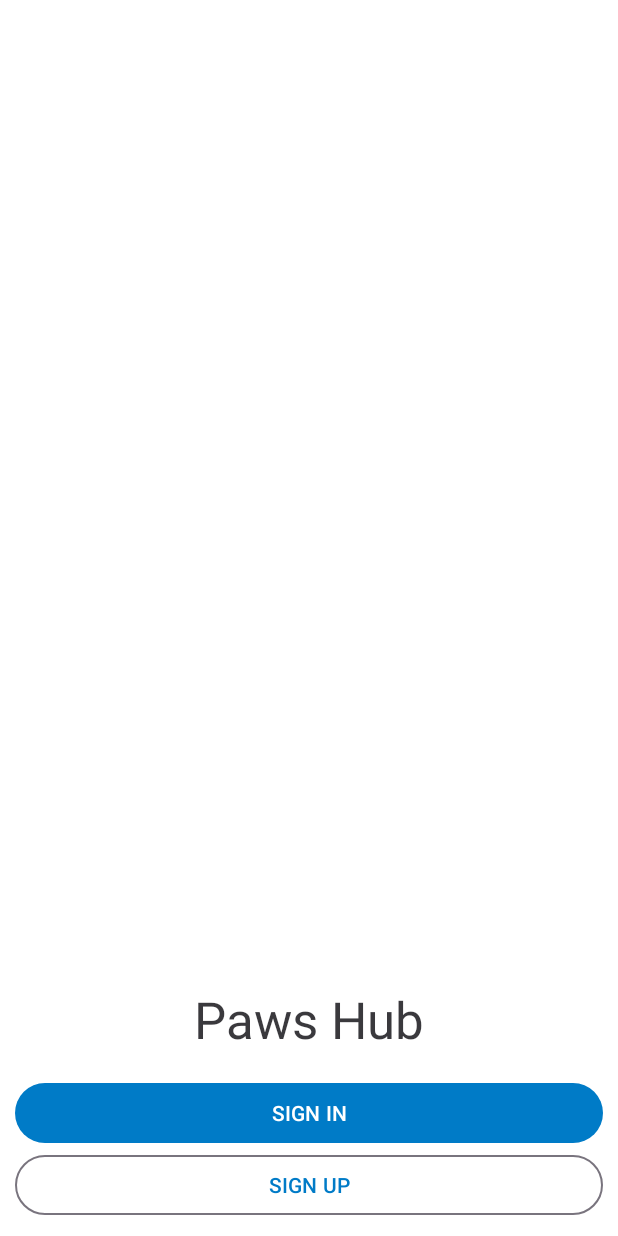
After one commit to MatteoOlarte/paws-hub-android, an Android app: the WelcomeActivity screen opened directly, with no data from a screen before it, on a phone screen of 412 x 824 dp. The commit adds this screen. Run offline under Robolectric (Android 15) with nearby library versions, the phone set to English and light mode, and no system bars.

Commit message:
added activities

```diff
--- /dev/null
+++ b/app/src/main/java/com/software3/paws_hub_android/activities/WelcomeActivity.kt
@@ -0,0 +1,26 @@
+package com.software3.paws_hub_android.activities
+
+import android.os.Bundle
+import androidx.activity.enableEdgeToEdge
+import androidx.appcompat.app.AppCompatActivity
+import androidx.core.view.ViewCompat
+import androidx.core.view.WindowInsetsCompat
+import com.software3.paws_hub_android.R
+import com.software3.paws_hub_android.databinding.ActivityWelcomeBinding
+
+class WelcomeActivity : AppCompatActivity() {
+    override fun onCreate(savedInstanceState: Bundle?) {
+        super.onCreate(savedInstanceState)
+        initUI()
+    }
+
+    private fun initUI () {
+        enableEdgeToEdge()
+        setContentView(R.layout.activity_welcome)
+        ViewCompat.setOnApplyWindowInsetsListener(findViewById(R.id.activity_welcome__layout)) { v, insets ->
+            val systemBars = insets.getInsets(WindowInsetsCompat.Type.systemBars())
+            v.setPadding(systemBars.left, systemBars.top, systemBars.right, systemBars.bottom)
+            insets
+        }
+    }
+}
--- /dev/null
+++ b/app/src/main/res/layout/activity_welcome.xml
@@ -0,0 +1,44 @@
+<?xml version="1.0" encoding="utf-8"?>
+<androidx.constraintlayout.widget.ConstraintLayout xmlns:android="http://schemas.android.com/apk/res/android"
+    xmlns:app="http://schemas.android.com/apk/res-auto"
+    xmlns:tools="http://schemas.android.com/tools"
+    android:layout_width="match_parent"
+    android:layout_height="match_parent"
+    android:id="@+id/activity_welcome__layout"
+    tools:context=".activities.WelcomeActivity">
+
+    <LinearLayout
+        android:layout_width="match_parent"
+        android:layout_height="wrap_content"
+        android:padding="10dp"
+        android:paddingVertical="24dp"
+        android:orientation="vertical"
+        android:gravity="center"
+
+        app:layout_constraintBottom_toBottomOf="parent">
+
+        <TextView
+            android:layout_width="wrap_content"
+            android:layout_height="wrap_content"
+            android:textColor="@color/material_on_surface_emphasis_high_type"
+            android:textSize="34sp"
+            android:layout_marginBottom="16dp"
+            android:text="@string/app_name"/>
+
+        <com.google.android.material.button.MaterialButton
+            android:id="@+id/welcome_activity_btn_login"
+            android:layout_width="match_parent"
+            android:layout_height="wrap_content"
+            android:text="@string/sign_in"
+            android:textAllCaps="true"
+            style="@style/Widget.Material3.Button"/>
+
+        <com.google.android.material.button.MaterialButton
+            android:id="@+id/welcome_activity_btn_register"
+            android:layout_width="match_parent"
+            android:layout_height="wrap_content"
+            android:text="@string/sign_up"
+            android:textAllCaps="true"
+            style="@style/Widget.Material3.Button.OutlinedButton"/>
+    </LinearLayout>
+</androidx.constraintlayout.widget.ConstraintLayout>
--- a/app/src/main/res/values/themes.xml
+++ b/app/src/main/res/values/themes.xml
@@ -16,8 +16,10 @@
         <item name="android:windowLightNavigationBar">true</item>
 
         <!-- Primary Colors -->
-        <item name="colorPrimary">#1DA1F2</item>
-        <item name="colorPrimaryContainer">#AD1DA1F2</item>
+        <item name="colorPrimary">#007BC7</item>
+        <item name="colorOnPrimary">#FFFFFF</item>
+        <item name="colorPrimaryContainer">#9DCAE6</item>
+        <item name="colorOnPrimaryContainer">#002033</item>
     </style>
 
     <style name="Theme.PawsHubAndroid" parent="Base.Theme.PawsHubAndroid" />
```
Also changed, not shown: app/src/main/AndroidManifest.xml (+11 -4 lines), app/src/main/java/com/software3/paws_hub_android/SignInActivity.kt (added, +24 -0 lines), app/src/main/java/com/software3/paws_hub_android/SignUpActivity.kt (added, +24 -0 lines), app/src/main/res/layout/activity_main.xml (+4 -5 lines), app/src/main/res/layout/activity_sign_in.xml (added, +87 -0 lines), app/src/main/res/layout/activity_sign_up.xml (added, +153 -0 lines), app/src/main/res/values/strings.xml (+17 -0 lines), 1 other file.
